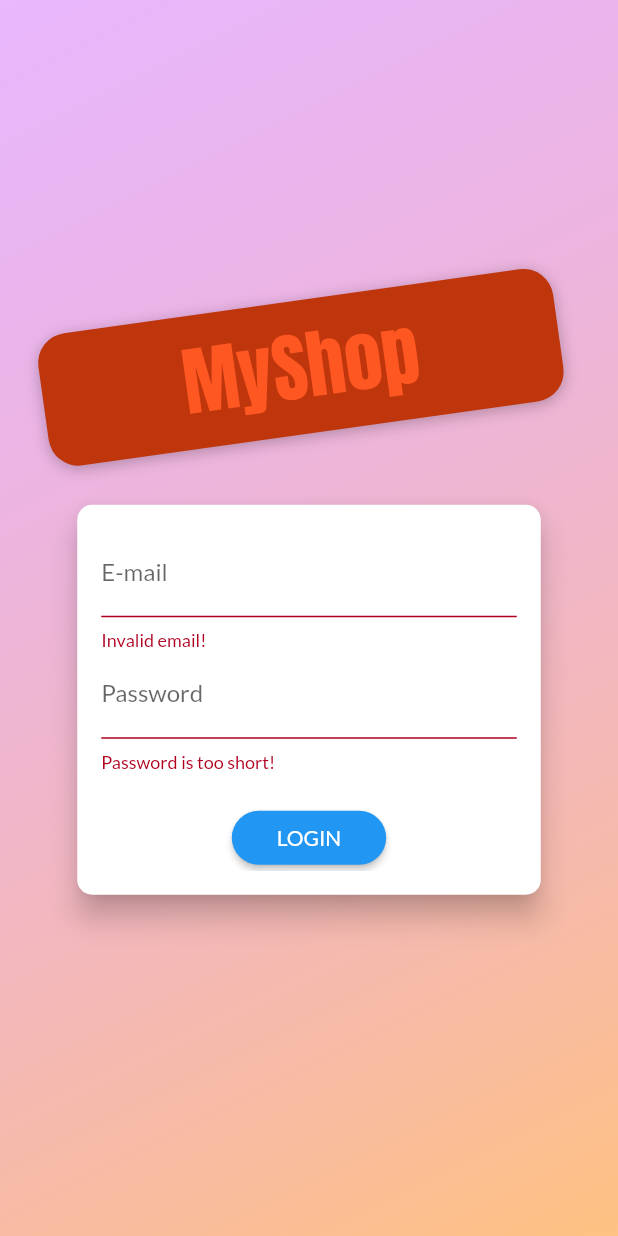
After one commit to alinbabu2010/ShopApp, a Flutter app: the AuthScreen screen opened directly, after a tap on "LOGIN", on a phone screen of 412 x 824 dp. The commit adds this screen. Run offline on Flutter 3.47's test engine with Material 2 defaults, Android fonts, the phone set to English and light mode, and no system bars; network calls fail.

Commit message:
Add the auth screen

```diff
--- /dev/null
+++ b/lib/screens/auth_screen.dart
@@ -0,0 +1,84 @@
+import 'dart:math';
+
+import 'package:flutter/material.dart';
+
+import '../utils/constants.dart' as constants;
+import '../utils/dimens.dart' as dimens;
+import '../widgets/auth_card.dart';
+
+class AuthScreen extends StatelessWidget {
+  static const routeName = '/auth';
+
+  const AuthScreen({super.key});
+
+  @override
+  Widget build(BuildContext context) {
+    final deviceSize = MediaQuery.of(context).size;
+    // final transformConfig = Matrix4.rotationZ(-8 * pi / 180);
+    // transformConfig.translate(-10.0);
+    return Scaffold(
+      // resizeToAvoidBottomInset: false,
+      body: Stack(
+        children: <Widget>[
+          Container(
+            decoration: BoxDecoration(
+              gradient: LinearGradient(
+                colors: [
+                  const Color.fromRGBO(215, 117, 255, 1).withOpacity(0.5),
+                  const Color.fromRGBO(255, 188, 117, 1).withOpacity(0.9),
+                ],
+                begin: Alignment.topLeft,
+                end: Alignment.bottomRight,
+                stops: const [0, 1],
+              ),
+            ),
+          ),
+          SingleChildScrollView(
+            child: SizedBox(
+              height: deviceSize.height,
+              width: deviceSize.width,
+              child: Column(
+                mainAxisAlignment: MainAxisAlignment.center,
+                crossAxisAlignment: CrossAxisAlignment.center,
+                children: <Widget>[
+                  Flexible(
+                    child: Container(
+                      margin: dimens.authFlexContainerMargin,
+                      padding: dimens.authFlexContainerPadding,
+                      transform: Matrix4.rotationZ(-8 * pi / 180)
+                        ..translate(-10.0),
+                      decoration: BoxDecoration(
+                        borderRadius: dimens.authFlexContainerBorderRadius,
+                        color: Colors.deepOrange.shade900,
+                        boxShadow: const [
+                          BoxShadow(
+                            blurRadius: dimens.authFlexContainerBlurRadius,
+                            color: Colors.black26,
+                            offset: Offset(0, 2),
+                          )
+                        ],
+                      ),
+                      child: Text(
+                        constants.appName,
+                        style: TextStyle(
+                          color: Theme.of(context).colorScheme.secondary,
+                          fontSize: 50,
+                          fontFamily: 'Anton',
+                          fontWeight: FontWeight.normal,
+                        ),
+                      ),
+                    ),
+                  ),
+                  Flexible(
+                    flex: deviceSize.width > 600 ? 2 : 1,
+                    child: const AuthCard(),
+                  ),
+                ],
+              ),
+            ),
+          ),
+        ],
+      ),
+    );
+  }
+}
--- a/lib/utils/constants.dart
+++ b/lib/utils/constants.dart
@@ -30,9 +30,20 @@ const imageUrl = "Image URL";
 const enterImageUrl = "Enter a URL";
 const ok = "OK";
 const nameKey = "name";
+const emailKey = "email";
+const passwordKey = "password";
 const errorOccurred = "An error occurred!";
 const somethingWrong = "Something went wrong..";
 const emptyOrders = "No orders to show.";
 const orderErrorMsg = "Could not place your order. Try again!";
 const orderSuccessMsg = "Your order successfully placed";
 const deleteErrorMsg = "Could not delete product";
+const login = 'LOGIN';
+const signup = 'SIGNUP';
+const instead = 'INSTEAD';
+const labelEmail = 'E-mail';
+const labelPassword = "Password";
+const invalidEmail = 'Invalid email!';
+const labelConfirmPassword = 'Confirm Password';
+const shortPasswordError = 'Password is too short!';
+const passwordMatchError = 'Passwords do not match!';
--- a/lib/utils/dimens.dart
+++ b/lib/utils/dimens.dart
@@ -51,3 +51,29 @@ const editProductsPadding = EdgeInsets.all(16.0);
 const editProductsRowContainerMargin = EdgeInsets.only(top: 8, right: 10);
 const editProductsRowContainerWidth = 100.0;
 const editProductsRowContainerHeight = 100.0;
+
+// Auth Screen
+const authFlexContainerMargin = EdgeInsets.only(bottom: 20.0);
+const authFlexContainerPadding = EdgeInsets.symmetric(
+  vertical: 8.0,
+  horizontal: 94.0,
+);
+var authFlexContainerBorderRadius = BorderRadius.circular(20);
+const authFlexContainerBlurRadius = 8.0;
+
+// AuthCard Widget
+var authCardBorderRadius = BorderRadius.circular(10.0);
+const authCardElevation = 8.0;
+const authCardSignupHeight = 320.0;
+const authCardLoginHeight = 260.0;
+const authCardPadding = EdgeInsets.all(16.0);
+const authCardSizedBoxHeight = 20.0;
+const authCardButtonPadding = EdgeInsets.symmetric(
+  horizontal: 30.0,
+  vertical: 8.0,
+);
+var authCardButtonBorderRadius = BorderRadius.circular(30);
+const authCardTextButtonPadding = EdgeInsets.symmetric(
+  horizontal: 30.0,
+  vertical: 4,
+);
--- /dev/null
+++ b/lib/widgets/auth_card.dart
@@ -0,0 +1,184 @@
+import 'package:flutter/material.dart';
+
+import '../utils/constants.dart' as constants;
+import '../utils/dimens.dart' as dimens;
+
+enum AuthMode { signup, login }
+
+class AuthCard extends StatefulWidget {
+  const AuthCard({
+    Key? key,
+  }) : super(key: key);
+
+  @override
+  State<AuthCard> createState() => _AuthCardState();
+}
+
+class _AuthCardState extends State<AuthCard> {
+  final GlobalKey<FormState> _formKey = GlobalKey();
+
+  AuthMode _authMode = AuthMode.login;
+
+  final Map<String, String> _authData = {
+    constants.emailKey: '',
+    constants.passwordKey: '',
+  };
+
+  var _isLoading = false;
+  final _passwordController = TextEditingController();
+
+  void _setLoader(bool isLoading) {
+    setState(() {
+      _isLoading = isLoading;
+    });
+  }
+
+  void _submit() {
+    if (_formKey.currentState?.validate() == false) {
+      // Invalid!
+      return;
+    }
+    _formKey.currentState?.save();
+    _setLoader(true);
+    if (_authMode == AuthMode.login) {
+      // Log user in
+    } else {
+      // Sign user up
+    }
+    _setLoader(false);
+  }
+
+  void _switchAuthMode() {
+    if (_authMode == AuthMode.login) {
+      setState(() {
+        _authMode = AuthMode.signup;
+      });
+    } else {
+      setState(() {
+        _authMode = AuthMode.login;
+      });
+    }
+  }
+
+  double get authCardHeight => _authMode == AuthMode.signup
+      ? dimens.authCardSignupHeight
+      : dimens.authCardLoginHeight;
+
+  String get elevatedButtonText =>
+      _authMode == AuthMode.login ? constants.login : constants.signup;
+
+  String get buttonText =>
+      _authMode == AuthMode.signup ? constants.login : constants.signup;
+
+  @override
+  Widget build(BuildContext context) {
+    final deviceSize = MediaQuery.of(context).size;
+    return Card(
+      shape: RoundedRectangleBorder(
+        borderRadius: dimens.authCardBorderRadius,
+      ),
+      elevation: dimens.authCardElevation,
+      child: Container(
+        height: authCardHeight,
+        constraints: BoxConstraints(minHeight: authCardHeight),
+        width: deviceSize.width * 0.75,
+        padding: dimens.authCardPadding,
+        child: Form(
+          key: _formKey,
+          child: SingleChildScrollView(
+            child: Column(
+              children: <Widget>[
+                TextFormField(
+                  decoration:
+                      const InputDecoration(labelText: constants.labelEmail),
+                  keyboardType: TextInputType.emailAddress,
+                  validator: (value) {
+                    if (value?.isEmpty == true ||
+                        value?.contains('@') == false) {
+                      return constants.invalidEmail;
+                    }
+                    return null;
+                  },
+                  onSaved: (value) {
+                    _authData[constants.emailKey] = value!;
+                  },
+                ),
+                TextFormField(
+                  decoration:
+                      const InputDecoration(labelText: constants.labelPassword),
+                  obscureText: true,
+                  controller: _passwordController,
+                  validator: (value) {
+                    if (value?.isEmpty == true ||
+                        value?.length.compareTo(5).isNegative == true) {
+                      return constants.shortPasswordError;
+                    }
+                    return null;
+                  },
+                  onSaved: (value) {
+                    _authData[constants.passwordKey] = value!;
+                  },
+                ),
+                if (_authMode == AuthMode.signup)
+                  TextFormField(
+                    enabled: _authMode == AuthMode.signup,
+                    decoration: const InputDecoration(
+                      labelText: constants.labelConfirmPassword,
+                    ),
+                    obscureText: true,
+                    validator: _authMode == AuthMode.signup
+                        ? (value) {
+                            if (value != _passwordController.text) {
+                              return constants.passwordMatchError;
+                            }
+                            return null;
+                          }
+                        : null,
+                  ),
+                const SizedBox(
+                  height: dimens.authCardSizedBoxHeight,
+                ),
+                if (_isLoading)
+                  const CircularProgressIndicator()
+                else
+                  ElevatedButton(
+                    onPressed: _submit,
+                    style: ButtonStyle(
+                      backgroundColor: MaterialStateProperty.all(
+                        Theme.of(context).primaryColor,
+                      ),
+                      foregroundColor: MaterialStateProperty.all(
+                        Theme.of(context).primaryTextTheme.button?.color,
+                      ),
+                      padding: MaterialStateProperty.all(
+                        dimens.authCardButtonPadding,
+                      ),
+                      shape: MaterialStateProperty.all(
+                        RoundedRectangleBorder(
+                          borderRadius: dimens.authCardButtonBorderRadius,
+                        ),
+                      ),
+                    ),
+                    child: Text(elevatedButtonText),
+                  ),
+                TextButton(
+                  onPressed: _switchAuthMode,
+                  style: ButtonStyle(
+                    padding: MaterialStateProperty.all(
+                      dimens.authCardTextButtonPadding,
+                    ),
+                    tapTargetSize: MaterialTapTargetSize.shrinkWrap,
+                    foregroundColor: MaterialStateProperty.all(
+                      Theme.of(context).primaryColor,
+                    ),
+                  ),
+                  child: Text('$buttonText ${constants.instead}'),
+                ),
+              ],
+            ),
+          ),
+        ),
+      ),
+    );
+  }
+}
```
Also changed, not shown: lib/utils/typography.dart (line endings or trailing spaces).
